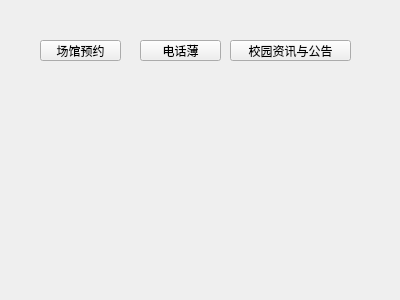
Above: stu/service.ui from 125055006/NewFoolLuoJia before the change. Below: the same form after it.
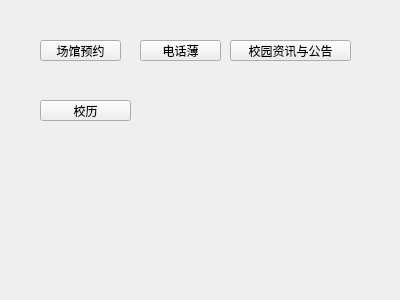
That is the form after the change.

Commit message: 实现了校历

```diff
--- a/stu/service.ui
+++ b/stu/service.ui
@@ -52,6 +52,19 @@
     <string>校园资讯与公告</string>
    </property>
   </widget>
+  <widget class="QPushButton" name="pushButton_2">
+   <property name="geometry">
+    <rect>
+     <x>40</x>
+     <y>100</y>
+     <width>91</width>
+     <height>21</height>
+    </rect>
+   </property>
+   <property name="text">
+    <string>校历</string>
+   </property>
+  </widget>
  </widget>
  <resources/>
  <connections/>
```
The commit also changes 6 other files.
